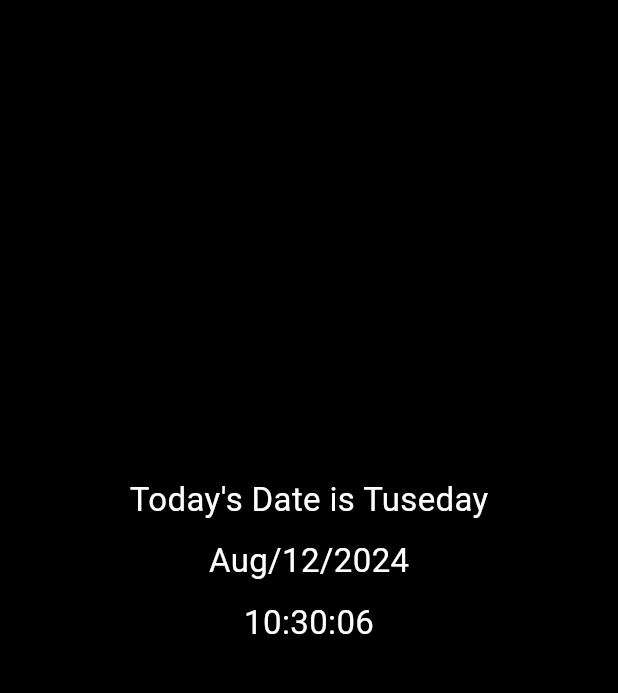
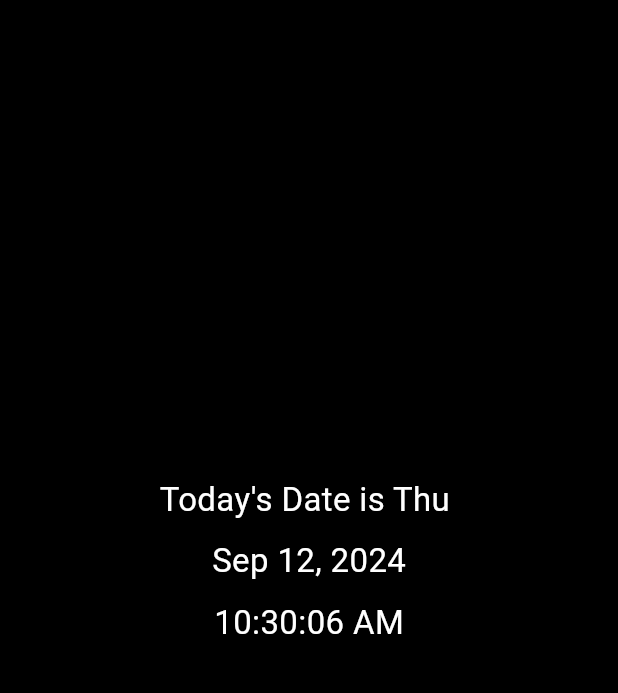
Before and after one commit to mahmoudibrahim435/flutter_app_date_and_time, a Flutter app: the screen it shows after launch, on a phone screen of 412 x 824 dp, the part 84-777 px from its top. Run offline on Flutter 3.47's test engine with Material 3 defaults, Android fonts, the phone set to English and light mode, and no system bars.

Commit message:
modified:   lib/main.dart 	modified:   pubspec.lock 	modified:   pubspec.yaml

```diff
--- a/lib/main.dart
+++ b/lib/main.dart
@@ -1,6 +1,8 @@
 // ignore_for_file: prefer_const_constructors, prefer_const_literals_to_create_immutables, camel_case_types
 
 import 'dart:async';
+
+import 'package:intl/intl.dart';
 
 import 'package:flutter/material.dart';
 
@@ -29,114 +31,16 @@ class dateandtime extends StatefulWidget {
 }
 
 class _dateandtimeState extends State<dateandtime> {
-  String year = "";
-  String month = "";
-  String day = "";
-  String weekday = "";
-
-  String seconds = "";
-  String minutes = "";
-  int hours = 0;
+  String week = "";
+  String date = "";
+  String time = "";
 
   datechanges() {
     Timer.periodic(Duration(seconds: 1), (timer) {
       setState(() {
-        year = DateTime.now().year.toString();
-        day = DateTime.now().day.toString();
-        month = DateTime.now().month.toString();
-        weekday = DateTime.now().weekday.toString();
-        switch (month) {
-          case "1":
-            month = "Jan";
-            break;
-
-          case "2":
-            month = "Feb";
-            break;
-
-          case "3":
-            month = "Mar";
-            break;
-
-          case "4":
-            month = "Apr";
-            break;
-
-          case "5":
-            month = "may";
-            break;
-
-          case "6":
-            month = "Jun";
-            break;
-
-          case "7":
-            month = "Jun";
-            break;
-
-          case "8":
-            month = "Jul";
-            break;
-
-          case "9":
-            month = "Aug";
-            break;
-
-          case "10":
-            month = "Oct";
-            break;
-
-          case "11":
-            month = "Nov";
-            break;
-
-          case "12":
-            month = "Dec";
-            break;
-        }
-
-        switch (weekday) {
-          case "1":
-            weekday = "Saturday";
-            break;
-
-          case "2":
-            weekday = "Sunday";
-            break;
-
-          case "3":
-            weekday = "Monday";
-            break;
-
-          case "4":
-            weekday = "Tuseday";
-            break;
-
-          case "5":
-            weekday = "Wednsday";
-            break;
-
-          case "6":
-            weekday = "Thursday";
-            break;
-
-          case "7":
-            weekday = "Friday";
-            break;
-        }
-      });
-    });
-  }
-
-  timechanges() {
-    Timer.periodic(Duration(seconds: 1), (timer) {
-      setState(() {
-        hours = DateTime.now().hour;
-        if (hours > 12) {
-          hours = hours - 12;
-        }
-        minutes = DateTime.now().minute.toString();
-        seconds = DateTime.now().second.toString();
+        week =( DateFormat("E").format(DateTime.now()));
+        date = (DateFormat("yMMMd").format(DateTime.now()));
+        time = ( DateFormat('hh:mm:ss aaa').format(DateTime.now()));
       });
     });
   }
@@ -145,7 +49,6 @@ class _dateandtimeState extends State<dateandtime> {
   void initState() {
     super.initState();
     datechanges();
-    timechanges();
   }
 
   @override
@@ -165,21 +68,21 @@ class _dateandtimeState extends State<dateandtime> {
           mainAxisAlignment: MainAxisAlignment.center,
           children: [
             Text(
-              "Today's Date is $weekday",
+              "Today's Date is $week ",
               style: TextStyle(fontSize: 22, color: Colors.white),
             ),
             SizedBox(
               height: 10,
             ),
             Text(
-              "$month/${day.padLeft(2, "0")}/$year",
+              date,
               style: TextStyle(fontSize: 22, color: Colors.white),
             ),
             SizedBox(
               height: 10,
             ),
             Text(
-              "${hours.toString().padLeft(2, "0")}:${minutes.padLeft(2, "0")}:${seconds.padLeft(2, "0")}",
+              time,
               style: TextStyle(fontSize: 22, color: Colors.white),
             ),
             SizedBox(
--- a/pubspec.yaml
+++ b/pubspec.yaml
@@ -35,6 +35,7 @@ dependencies:
   # The following adds the Cupertino Icons font to your application.
   # Use with the CupertinoIcons class for iOS style icons.
   cupertino_icons: ^1.0.6
+  intl: ^0.19.0
 
 dev_dependencies:
   flutter_test:
```
Also changed, not shown: pubspec.lock.
